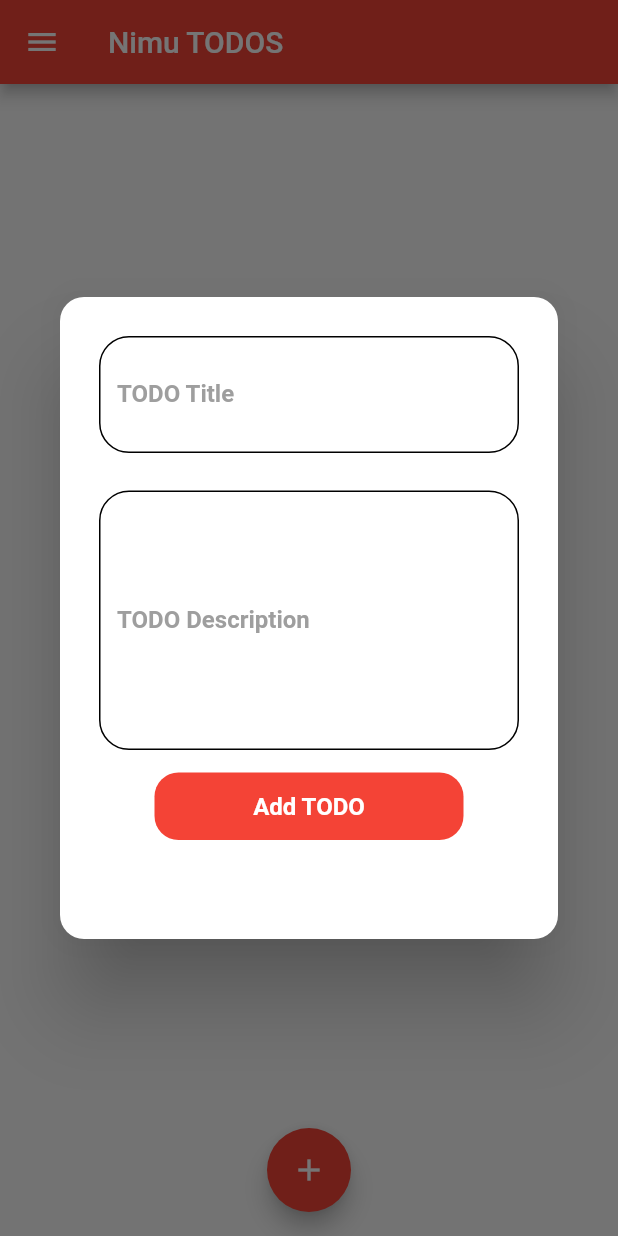
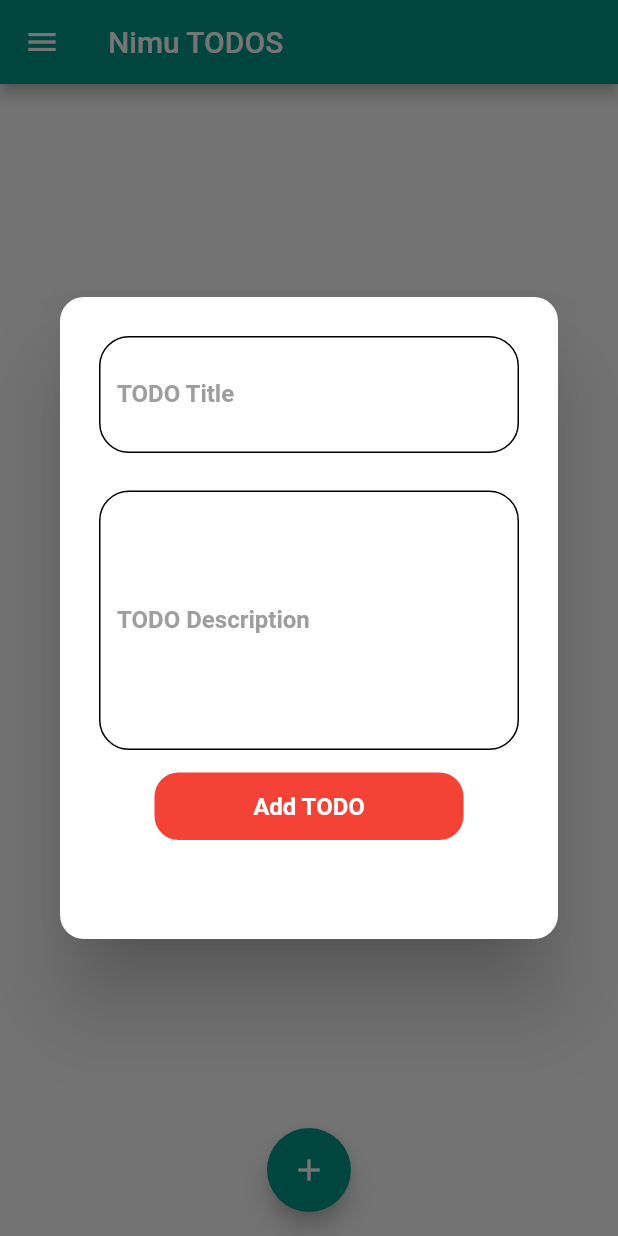
Before and after one commit to tusharhow/nimu-todos, a Flutter app: the HomePage screen opened directly, after a tap on the "add" icon, on a phone screen of 412 x 824 dp. Run offline on Flutter 3.47's test engine with Material 2 defaults, Android fonts, the phone set to English and light mode, and no system bars; our stand-ins replace after_layout, cloud_firestore, firebase_auth, firebase_core, fluttertoast, get and 2 more; accounts and stored records are empty.

Commit message:
Todo ui fixed

```diff
--- a/lib/controllers/todo_controller.dart
+++ b/lib/controllers/todo_controller.dart
@@ -1,23 +1,40 @@
 import 'package:cloud_firestore/cloud_firestore.dart';
+import 'package:firebase_auth/firebase_auth.dart';
+import 'package:fluttertoast/fluttertoast.dart';
 import 'package:get/get.dart';
+import 'package:nimu_todos/controllers/auth_controller.dart';
 import 'package:nimu_todos/pages/homepage.dart';
+import 'package:nimu_todos/pages/login.dart';
 
 class TodoController extends GetxController {
   final _firebase = FirebaseFirestore.instance;
   final time = Timestamp.now();
 
   void addToDo() async {
+    FirebaseAuth _auth = FirebaseAuth.instance;
+    final User? user = _auth.currentUser;
+    String uid = user!.uid;
     try {
-      await _firebase.collection('tasks').add({
+      await _firebase
+          .collection('tasks')
+          .doc(uid)
+          .collection('userTasks')
+          .doc()
+          .set({
         'title': titileController.text,
         'description': descController.text,
         'created': time.toString()
       });
+      Fluttertoast.showToast(msg: 'Data Added');
     } catch (e) {}
   }
 
   Stream<QuerySnapshot<Map<String, dynamic>>> getTodos() {
-    return _firebase.collection('tasks').snapshots();
+    return _firebase
+        .collection('tasks')
+        .doc()
+        .collection('userTasks')
+        .snapshots();
   }
 
   // Future removeTodo() async {
--- a/lib/main.dart
+++ b/lib/main.dart
@@ -27,9 +27,9 @@ class MyApp extends StatelessWidget {
     return GetMaterialApp(
       debugShowCheckedModeBanner: false,
       theme: ThemeData(
-        primarySwatch: Colors.red,
+        primarySwatch: Colors.teal,
       ),
-      home: HomePage(),
+      home: Splash(),
     );
   }
 }
--- /dev/null
+++ b/lib/pages/drawer.dart
@@ -0,0 +1,85 @@
+import 'package:flutter/material.dart';
+import 'package:get/get.dart';
+import 'package:nimu_todos/pages/about_dev.dart';
+import 'package:nimu_todos/pages/login.dart';
+import 'package:nimu_todos/pages/signup.dart';
+import 'package:url_launcher/url_launcher.dart';
+
+class DrawerHome extends StatelessWidget {
+  const DrawerHome({
+    Key? key,
+  }) : super(key: key);
+
+  @override
+  Widget build(BuildContext context) {
+    return Drawer(
+      child: ListView(
+        padding: EdgeInsets.zero,
+        children: <Widget>[
+          Container(
+            color: Theme.of(context).primaryColor,
+            child: DrawerHeader(
+              child: CircleAvatar(
+                child: Text(
+                  "Your Daily TODO Manager",
+                  textAlign: TextAlign.center,
+                  style: TextStyle(
+                      color: Colors.white,
+                      fontSize: 30.0,
+                      fontWeight: FontWeight.bold,
+                      fontFamily: 'Galada'),
+                ),
+                backgroundColor: Colors.transparent,
+              ),
+            ),
+          ),
+          ListTile(
+            title: Text("Home"),
+            leading: Icon(Icons.home),
+            onTap: () {
+              Navigator.pop(context);
+            },
+          ),
+          Divider(),
+          ListTile(
+            title: Text("About Us"),
+            leading: Icon(Icons.menu),
+            onTap: () {
+              Get.to(() => AboutDev());
+            },
+          ),
+          Divider(),
+          InkWell(
+            onTap: () async {
+              await launch(
+                  'https://play.google.com/store/apps/details?id=com.metushar.app');
+            },
+            child: ListTile(
+              title: Text(
+                "Rate Our Apps",
+                style: TextStyle(
+                    color: Colors.teal,
+                    fontSize: 18,
+                    letterSpacing: 1.5,
+                    fontFamily: 'Galada',
+                    fontWeight: FontWeight.w500),
+              ),
+              leading: Icon(Icons.sentiment_very_satisfied,
+                  size: 23, color: Colors.teal),
+            ),
+          ),
+          ElevatedButton(
+              onPressed: () {
+                Get.to(SignUp());
+              },
+              child: Text('Sign up')),
+          ElevatedButton(
+              onPressed: () {
+                Get.to(Login());
+              },
+              child: Text('Login')),
+        ],
+      ),
+    );
+  }
+}
--- /dev/null
+++ b/lib/pages/floating_button.dart
@@ -0,0 +1,143 @@
+import 'package:flutter/material.dart';
+import 'package:get/get.dart';
+import 'package:nimu_todos/controllers/todo_controller.dart';
+import 'package:nimu_todos/pages/homepage.dart';
+
+class FloatingButton extends StatelessWidget {
+  const FloatingButton({
+    Key? key,
+    required this.todoController,
+  }) : super(key: key);
+
+  final TodoController todoController;
+
+  @override
+  Widget build(BuildContext context) {
+    return FloatingActionButton(
+      child: Icon(Icons.add),
+      onPressed: () async {
+        showDialog(
+          context: context,
+          builder: (_) => AlertDialog(
+            shape: RoundedRectangleBorder(
+              borderRadius: BorderRadius.circular(16),
+            ),
+            backgroundColor: Colors.white,
+            actions: [
+              Container(
+                width: MediaQuery.of(context).size.width,
+                height: MediaQuery.of(context).size.height / 2,
+                child: Column(
+                  children: [
+                    Padding(
+                      padding: const EdgeInsets.all(8.0),
+                      child: Form(
+                        child: Column(
+                          children: [
+                            Padding(
+                              padding: const EdgeInsets.all(10.0),
+                              child: TextFormField(
+                                controller: titileController,
+                                maxLines: 2,
+                                decoration: InputDecoration(
+                                  labelText: 'TODO Title',
+                                  labelStyle: TextStyle(
+                                    fontWeight: FontWeight.bold,
+                                    color: Colors.grey,
+                                  ),
+                                  focusedBorder: OutlineInputBorder(
+                                    borderSide:
+                                        BorderSide(color: Colors.black),
+                                    borderRadius: BorderRadius.all(
+                                      Radius.circular(16.0),
+                                    ),
+                                  ),
+                                  enabledBorder: OutlineInputBorder(
+                                    borderSide:
+                                        BorderSide(color: Colors.black),
+                                    borderRadius: BorderRadius.all(
+                                      Radius.circular(20.0),
+                                    ),
+                                  ),
+                                ),
+                              ),
+                            ),
+                            SizedBox(
+                              width: MediaQuery.of(context).size.width,
+                              height: 15,
+                            ),
+                            Padding(
+                              padding:
+                                  const EdgeInsets.symmetric(horizontal: 10),
+                              child: TextFormField(
+                                controller: descController,
+                                maxLines: 7,
+                                decoration: InputDecoration(
+                                  labelText: 'TODO Description',
+                                  labelStyle: TextStyle(
+                                    fontWeight: FontWeight.bold,
+                                    color: Colors.grey,
+                                  ),
+                                  focusedBorder: OutlineInputBorder(
+                                    borderSide:
+                                        BorderSide(color: Colors.black),
+                                    borderRadius: BorderRadius.all(
+                                      Radius.circular(20.0),
+                                    ),
+                                  ),
+                                  enabledBorder: OutlineInputBorder(
+                                    borderSide:
+                                        BorderSide(color: Colors.black),
+                                    borderRadius: BorderRadius.all(
+                                      Radius.circular(20.0),
+                                    ),
+                                  ),
+                                ),
+                              ),
+                            ),
+                            SizedBox(
+                              width: MediaQuery.of(context).size.width,
+                              height: 15,
+                            ),
+                            InkWell(
+                              onTap: () async {
+                                try {
+                                  todoController.addToDo();
+                                  Navigator.pop(context);
+                                } catch (e) {
+                                  Get.snackbar(
+                                      'Error while adding TODOS', '');
+                                }
+                              },
+                              child: Container(
+                                child: Center(
+                                  child: Text(
+                                    'Add TODO',
+                                    style: TextStyle(
+                                        color: Colors.white,
+                                        fontWeight: FontWeight.bold,
+                                        fontSize: 16),
+                                  ),
+                                ),
+                                height: 45,
+                                width: MediaQuery.of(context).size.width / 2,
+                                decoration: BoxDecoration(
+                                  color: Colors.red,
+                                  borderRadius: BorderRadius.circular(16),
+                                ),
+                              ),
+                            ),
+                          ],
+                        ),
+                      ),
+                    ),
+                  ],
+                ),
+              )
+            ],
+          ),
+        );
+      },
+    );
+  }
+}
--- a/lib/pages/homepage.dart
+++ b/lib/pages/homepage.dart
@@ -1,10 +1,10 @@
 import 'package:cloud_firestore/cloud_firestore.dart';
 import 'package:firebase_auth/firebase_auth.dart';
 import 'package:flutter/material.dart';
-import 'package:nimu_todos/pages/about_dev.dart';
 import 'package:get/get.dart';
 import 'package:nimu_todos/controllers/todo_controller.dart';
-import 'package:nimu_todos/pages/login.dart';
+import 'package:nimu_todos/pages/drawer.dart';
+import 'package:nimu_todos/pages/floating_button.dart';
 
 final titileController = TextEditingController();
 final descController = TextEditingController();
@@ -56,202 +56,65 @@ class _HomePageState extends State<HomePage> {
               final item = snapshot.data!.docs[index];
               return Dismissible(
                 key: Key(item.data().toString()),
-                child: Card(
-                  child: ListTile(
-                      title: Text('${item['title']}'),
-                      trailing: IconButton(
-                        onPressed: () {},
-                        icon: Icon(
-                          Icons.delete,
-                          color: Colors.red,
+                child: Padding(
+                  padding: const EdgeInsets.all(2.0),
+                  child: Card(
+                    elevation: 4,
+                    child: Column(
+                      children: [
+                        Text(
+                          '${item['title']}',
+                          style: TextStyle(
+                              fontSize: 17,
+                              fontWeight: FontWeight.w700,
+                              color: Colors.black),
                         ),
-                      )),
+                        SizedBox(
+                          height: 5,
+                        ),
+                        // Text(
+                        //   '${item['description']}',
+                        //   style: TextStyle(
+                        //       fontSize: 17,
+                        //       fontWeight: FontWeight.w700,
+                        //       color: Colors.black38),
+                        // ),
+                      ],
+                    ),
+                    // child: ListTile(
+                    //     title: Text(
+                    //       '${item['title']}',
+                    //       style: TextStyle(
+                    //           fontSize: 17,
+                    //           fontWeight: FontWeight.w700,
+                    //           color: Colors.white),
+                    //     ),
+                    //     tileColor: Colors.teal,
+                    //     subtitle: Text(
+                    //       '${item['description']}',
+                    //       style: TextStyle(
+                    //           fontSize: 16,
+                    //           fontWeight: FontWeight.w400,
+                    //           color: Colors.white60),
+                    //       softWrap: true,
+                    //     ),
+                    //     trailing: IconButton(
+                    //       onPressed: () {},
+                    //       icon: Icon(
+                    //         Icons.delete,
+                    //         color: Colors.white70,
+                    //       ),
+                    //     )),
+                  ),
                 ),
               );
             },
           );
         },
       ),
-      floatingActionButton: FloatingActionButton(
-        child: Icon(Icons.add),
-        onPressed: () async {
-          showDialog(
-            context: context,
-            builder: (_) => AlertDialog(
-              shape: RoundedRectangleBorder(
-                borderRadius: BorderRadius.circular(16),
-              ),
-              backgroundColor: Colors.white,
-              actions: [
-                Container(
-                  width: MediaQuery.of(context).size.width,
-                  height: MediaQuery.of(context).size.height / 2,
-                  child: Column(
-                    children: [
-                      Padding(
-                        padding: const EdgeInsets.all(8.0),
-                        child: Form(
-                          child: Column(
-                            children: [
-                              Padding(
-                                padding: const EdgeInsets.all(10.0),
-                                child: TextFormField(
-                                  controller: titileController,
-                                  maxLines: 2,
-                                  decoration: InputDecoration(
-                                    labelText: 'TODO Title',
-                                    labelStyle: TextStyle(
-                                      fontWeight: FontWeight.bold,
-                                      color: Colors.grey,
-                                    ),
-                                    focusedBorder: OutlineInputBorder(
-                                      borderSide:
-                                          BorderSide(color: Colors.black),
-                                      borderRadius: BorderRadius.all(
-                                        Radius.circular(16.0),
-                                      ),
-                                    ),
-                                    enabledBorder: OutlineInputBorder(
-                                      borderSide:
-                                          BorderSide(color: Colors.black),
-                                      borderRadius: BorderRadius.all(
-                                        Radius.circular(20.0),
-                                      ),
-                                    ),
-                                  ),
-                                ),
-                              ),
-                              SizedBox(
-                                width: MediaQuery.of(context).size.width,
-                                height: 15,
-                              ),
-                              Padding(
-                                padding:
-                                    const EdgeInsets.symmetric(horizontal: 10),
-                                child: TextFormField(
-                                  controller: descController,
-                                  maxLines: 7,
-                                  decoration: InputDecoration(
-                                    labelText: 'TODO Description',
-                                    labelStyle: TextStyle(
-                                      fontWeight: FontWeight.bold,
-                                      color: Colors.grey,
-                                    ),
-                                    focusedBorder: OutlineInputBorder(
-                                      borderSide:
-                                          BorderSide(color: Colors.black),
-                                      borderRadius: BorderRadius.all(
-                                        Radius.circular(20.0),
-                                      ),
-                                    ),
-                                    enabledBorder: OutlineInputBorder(
-                                      borderSide:
-                                          BorderSide(color: Colors.black),
-                                      borderRadius: BorderRadius.all(
-                                        Radius.circular(20.0),
-                                      ),
-                                    ),
-                                  ),
-                                ),
-                              ),
-                              SizedBox(
-                                width: MediaQuery.of(context).size.width,
-                                height: 15,
-                              ),
-                              InkWell(
-                                onTap: () async {
-                                  try {
-                                    todoController.addToDo();
-                                    Navigator.pop(context);
-                                  } catch (e) {
-                                    Get.snackbar(
-                                        'Error while adding TODOS', '');
-                                  }
-                                },
-                                child: Container(
-                                  child: Center(
-                                    child: Text(
-                                      'Add TODO',
-                                      style: TextStyle(
-                                          color: Colors.white,
-                                          fontWeight: FontWeight.bold,
-                                          fontSize: 16),
-                                    ),
-                                  ),
-                                  height: 45,
-                                  width: MediaQuery.of(context).size.width / 2,
-                                  decoration: BoxDecoration(
-                                    color: Colors.red,
-                                    borderRadius: BorderRadius.circular(16),
-                                  ),
-                                ),
-                              ),
-                            ],
-                          ),
-                        ),
-                      ),
-                    ],
-                  ),
-                )
-              ],
-            ),
-          );
-        },
-      ),
+      floatingActionButton: FloatingButton(todoController: todoController),
       floatingActionButtonLocation: FloatingActionButtonLocation.centerFloat,
-      drawer: Drawer(
-        child: ListView(
-          padding: EdgeInsets.zero,
-          children: <Widget>[
-            Container(
-              color: Theme.of(context).primaryColor,
-              child: DrawerHeader(
-                child: CircleAvatar(
-                  child: Text(
-                    "Your Daily TODO Manager",
-                    textAlign: TextAlign.center,
-                    style: TextStyle(
-                        color: Colors.white,
-                        fontSize: 30.0,
-                        fontWeight: FontWeight.bold,
-                        fontFamily: 'Galada'),
-                  ),
-                  backgroundColor: Colors.transparent,
-                ),
-              ),
-            ),
-            ListTile(
-              title: Text("Home"),
-              leading: Icon(Icons.home),
-              onTap: () {
-                Navigator.pop(context);
-              },
-            ),
-            Divider(),
-            ListTile(
-              title: Text("Home"),
-              leading: Icon(Icons.more),
-              onTap: () {
-                Get.to(() => AboutDev());
-              },
-            ),
-            Divider(),
-            ListTile(
-              title: Text(
-                "Rate Our Apps",
-                style: TextStyle(
-                    color: Colors.teal,
-                    fontSize: 18,
-                    letterSpacing: 1.5,
-                    fontFamily: 'Galada',
-                    fontWeight: FontWeight.w500),
-              ),
-              leading: Icon(Icons.sentiment_very_satisfied,
-                  size: 23, color: Colors.teal),
-            )
-          ],
-        ),
-      ),
+      drawer: DrawerHome(),
     );
   }
 }
--- a/lib/pages/login.dart
+++ b/lib/pages/login.dart
@@ -100,7 +100,7 @@ class _LoginState extends State<Login> {
             ),
             InkWell(
               onTap: () async {
-                await validLoginUser(
+                await controller.validLoginUser(
                     emailController.text, passwordController.text);
               },
               child: Container(
```
Also changed, not shown: lib/controllers/auth_controller.dart (+20 -18 lines).
